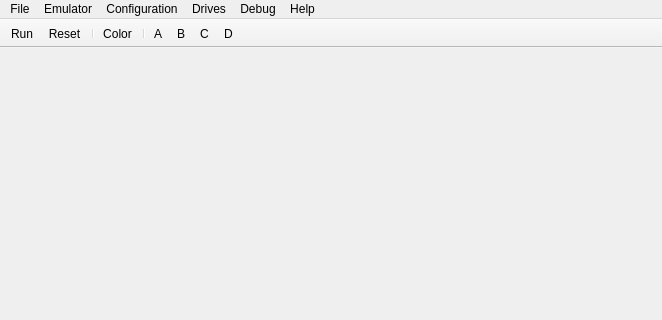
The window that mainwindow.ui (nzeemin/bkbtl-qt) describes before a commit, drawn with Qt 5; both pictures show x 0 to 662 and y 0 to 320 of the 662 by 571 pixel window.
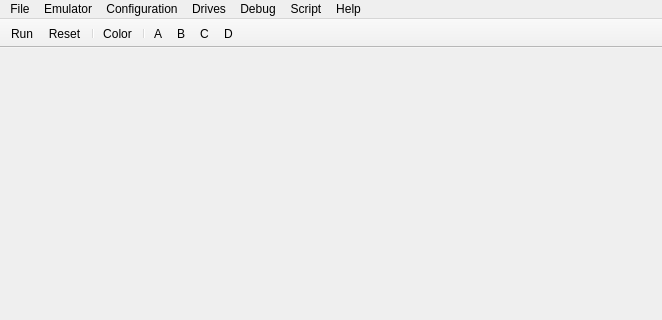
The same window after the commit. Icons and pictures are not drawn.

```diff
--- a/mainwindow.ui
+++ b/mainwindow.ui
@@ -85,11 +85,18 @@
     <addaction name="actionDebugStepInto"/>
     <addaction name="actionDebugStepOver"/>
    </widget>
+   <widget class="QMenu" name="menuScript">
+    <property name="title">
+     <string>Script</string>
+    </property>
+    <addaction name="actionScriptRun"/>
+   </widget>
    <addaction name="menuFile"/>
    <addaction name="menuEmulator"/>
    <addaction name="menuConfiguration"/>
    <addaction name="menuDrives"/>
    <addaction name="menuDebug"/>
+   <addaction name="menuScript"/>
    <addaction name="menuHelp"/>
   </widget>
   <widget class="QToolBar" name="mainToolBar">
```
Left out of the diff: 5 changed lines with no effect on the pictures.
